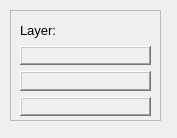
Qt form mainWindow.ui (klausib/CalcArea) before a commit.
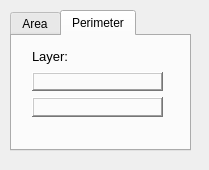
The same form after that commit. The open tabs and pages were chosen to show the change.

The edit to the form file:
```diff
--- a/mainWindow.ui
+++ b/mainWindow.ui
@@ -6,55 +6,71 @@
    <rect>
     <x>0</x>
     <y>0</y>
-    <width>177</width>
-    <height>138</height>
+    <width>209</width>
+    <height>170</height>
    </rect>
   </property>
+  <property name="sizePolicy">
+   <sizepolicy hsizetype="Expanding" vsizetype="Expanding">
+    <horstretch>0</horstretch>
+    <verstretch>0</verstretch>
+   </sizepolicy>
+  </property>
   <property name="minimumSize">
    <size>
-    <width>177</width>
-    <height>138</height>
-   </size>
-  </property>
-  <property name="maximumSize">
-   <size>
-    <width>177</width>
-    <height>138</height>
+    <width>200</width>
+    <height>170</height>
    </size>
   </property>
   <property name="windowTitle">
    <string>Calc Area</string>
   </property>
-  <widget class="QFrame" name="frame_2">
+  <widget class="QTabWidget" name="tabWidget">
    <property name="geometry">
     <rect>
      <x>10</x>
      <y>10</y>
-     <width>151</width>
-     <height>111</height>
+     <width>181</width>
+     <height>141</height>
     </rect>
    </property>
-   <property name="frameShape">
-    <enum>QFrame::StyledPanel</enum>
-   </property>
-   <property name="frameShadow">
-    <enum>QFrame::Plain</enum>
-   </property>
-   <property name="lineWidth">
+   <property name="currentIndex">
     <number>0</number>
    </property>
+   <property name="movable">
+    <bool>false</bool>
+   </property>
+   <widget class="QWidget" name="tab">
+    <property name="sizePolicy">
+     <sizepolicy hsizetype="Expanding" vsizetype="Expanding">
+      <horstretch>0</horstretch>
+      <verstretch>0</verstretch>
+     </sizepolicy>
+    </property>
+    <attribute name="title">
+     <string>Area</string>
+    </attribute>
    <widget class="QWidget" name="layoutWidget">
     <property name="geometry">
      <rect>
-      <x>10</x>
+       <x>20</x>
       <y>10</y>
       <width>131</width>
       <height>96</height>
      </rect>
     </property>
     <layout class="QVBoxLayout" name="verticalLayout">
+      <property name="sizeConstraint">
+       <enum>QLayout::SetDefaultConstraint</enum>
+      </property>
      <item>
-      <widget class="QLabel" name="lblLayer">
+       <widget class="QLabel" name="lblLayer_area">
+        <property name="sizePolicy">
+         <sizepolicy hsizetype="Expanding" vsizetype="Expanding">
+          <horstretch>0</horstretch>
+          <verstretch>0</verstretch>
+         </sizepolicy>
+        </property>
        <property name="font">
         <font>
          <pointsize>10</pointsize>
@@ -67,6 +83,12 @@
      </item>
      <item>
       <widget class="QLabel" name="lblQuadratmeter">
+        <property name="sizePolicy">
+         <sizepolicy hsizetype="Expanding" vsizetype="Expanding">
+          <horstretch>1</horstretch>
+          <verstretch>0</verstretch>
+         </sizepolicy>
+        </property>
        <property name="font">
         <font>
          <pointsize>10</pointsize>
@@ -91,6 +113,12 @@
      </item>
      <item>
       <widget class="QLabel" name="lblHektar">
+        <property name="sizePolicy">
+         <sizepolicy hsizetype="Expanding" vsizetype="Expanding">
+          <horstretch>0</horstretch>
+          <verstretch>0</verstretch>
+         </sizepolicy>
+        </property>
        <property name="font">
         <font>
          <pointsize>10</pointsize>
@@ -112,6 +140,12 @@
      </item>
      <item>
       <widget class="QLabel" name="lblQuadratkilometer">
+        <property name="sizePolicy">
+         <sizepolicy hsizetype="Expanding" vsizetype="Expanding">
+          <horstretch>0</horstretch>
+          <verstretch>0</verstretch>
+         </sizepolicy>
+        </property>
        <property name="font">
         <font>
          <pointsize>10</pointsize>
@@ -132,6 +166,105 @@
       </widget>
      </item>
     </layout>
+    </widget>
+   </widget>
+   <widget class="QWidget" name="tab_2">
+    <property name="sizePolicy">
+     <sizepolicy hsizetype="Expanding" vsizetype="Expanding">
+      <horstretch>0</horstretch>
+      <verstretch>0</verstretch>
+     </sizepolicy>
+    </property>
+    <attribute name="title">
+     <string>Perimeter</string>
+    </attribute>
+    <widget class="QWidget" name="layoutWidget_2">
+     <property name="geometry">
+      <rect>
+       <x>20</x>
+       <y>10</y>
+       <width>131</width>
+       <height>71</height>
+      </rect>
+     </property>
+     <layout class="QVBoxLayout" name="verticalLayout_2">
+      <item>
+       <widget class="QLabel" name="lblLayer_perimeter">
+        <property name="sizePolicy">
+         <sizepolicy hsizetype="Expanding" vsizetype="Expanding">
+          <horstretch>0</horstretch>
+          <verstretch>0</verstretch>
+         </sizepolicy>
+        </property>
+        <property name="font">
+         <font>
+          <pointsize>10</pointsize>
+         </font>
+        </property>
+        <property name="text">
+         <string>Layer:</string>
+        </property>
+       </widget>
+      </item>
+      <item>
+       <widget class="QLabel" name="lblMeter">
+        <property name="sizePolicy">
+         <sizepolicy hsizetype="Expanding" vsizetype="Expanding">
+          <horstretch>0</horstretch>
+          <verstretch>0</verstretch>
+         </sizepolicy>
+        </property>
+        <property name="font">
+         <font>
+          <pointsize>10</pointsize>
+         </font>
+        </property>
+        <property name="layoutDirection">
+         <enum>Qt::RightToLeft</enum>
+        </property>
+        <property name="frameShape">
+         <enum>QFrame::WinPanel</enum>
+        </property>
+        <property name="frameShadow">
+         <enum>QFrame::Raised</enum>
+        </property>
+        <property name="text">
+         <string/>
+        </property>
+        <property name="margin">
+         <number>0</number>
+        </property>
+       </widget>
+      </item>
+      <item>
+       <widget class="QLabel" name="lblKilometer">
+        <property name="sizePolicy">
+         <sizepolicy hsizetype="Expanding" vsizetype="Expanding">
+          <horstretch>0</horstretch>
+          <verstretch>0</verstretch>
+         </sizepolicy>
+        </property>
+        <property name="font">
+         <font>
+          <pointsize>10</pointsize>
+         </font>
+        </property>
+        <property name="layoutDirection">
+         <enum>Qt::RightToLeft</enum>
+        </property>
+        <property name="frameShape">
+         <enum>QFrame::WinPanel</enum>
+        </property>
+        <property name="frameShadow">
+         <enum>QFrame::Raised</enum>
+        </property>
+        <property name="text">
+         <string/>
+        </property>
+       </widget>
+      </item>
+     </layout>
+    </widget>
    </widget>
   </widget>
  </widget>
```
Lines whose indentation alone changed are shown as unchanged.
